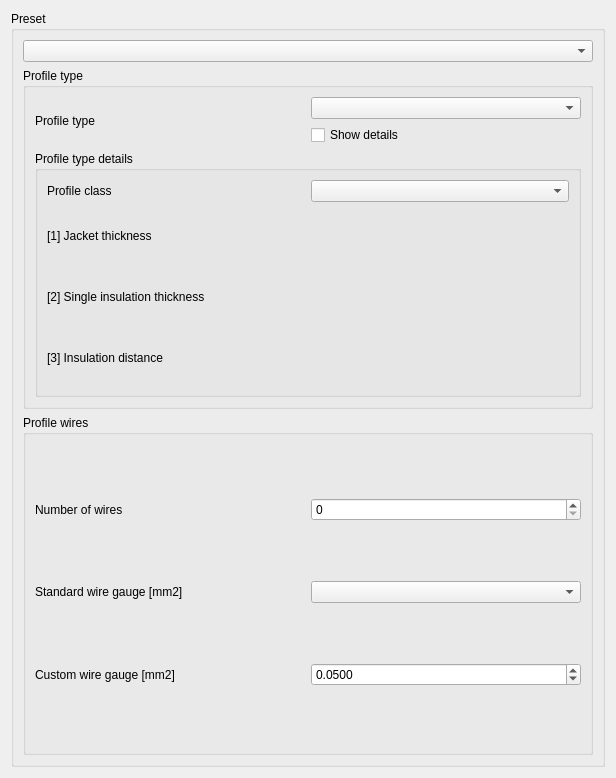
Before: the Qt Designer form freecad/cables/resources/ui/profile.ui in sargo-devel/Cables, drawn with Qt 5.
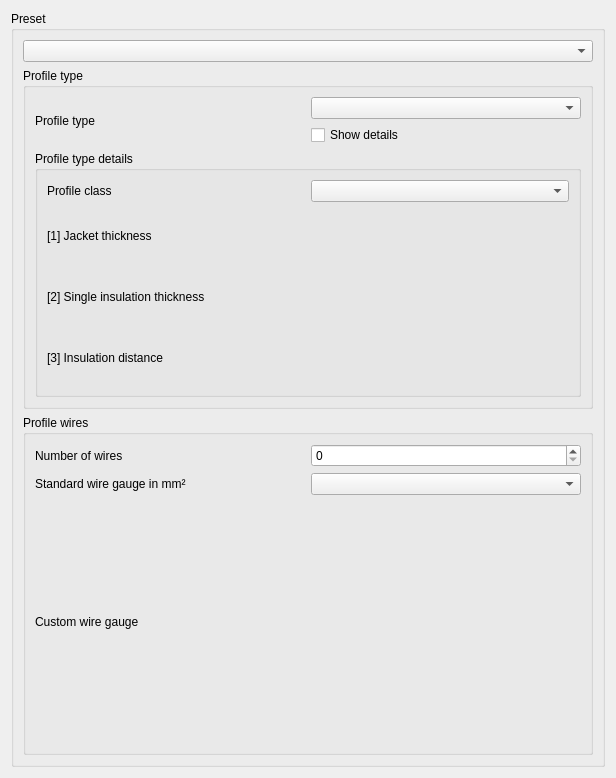
After: the same form once the commit is applied. Custom widgets are drawn as their Qt base class.

Commit message: cableProfile: updated UI Task Panel with mm^2 units

Patch:
```diff
--- a/freecad/cables/resources/ui/profile.ui
+++ b/freecad/cables/resources/ui/profile.ui
@@ -49,7 +49,7 @@
            <item>
             <widget class="QLabel" name="label_3">
              <property name="text">
-              <string>Standard wire gauge [mm2]</string>
+              <string>Standard wire gauge in mm²</string>
              </property>
             </widget>
            </item>
@@ -67,28 +67,28 @@
            <item>
             <widget class="QLabel" name="labelCustomWireGauge">
              <property name="text">
-              <string>Custom wire gauge [mm2]</string>
+              <string>Custom wire gauge</string>
              </property>
             </widget>
            </item>
            <item>
-            <widget class="QDoubleSpinBox" name="customWireGauge">
+            <widget class="Gui::QuantitySpinBox" name="customWireGauge" native="true">
              <property name="toolTip">
               <string>Custom wire cross-sectional area</string>
              </property>
-             <property name="decimals">
+             <property name="decimals" stdset="0">
               <number>4</number>
              </property>
-             <property name="minimum">
-              <double>0.000000000000000</double>
+             <property name="minimum" stdset="0">
+              <double>0.000100000000000</double>
              </property>
-             <property name="maximum">
+             <property name="maximum" stdset="0">
               <double>500.000000000000000</double>
              </property>
-             <property name="singleStep">
+             <property name="singleStep" stdset="0">
               <double>0.050000000000000</double>
              </property>
-             <property name="value">
+             <property name="value" stdset="0">
               <double>0.050000000000000</double>
              </property>
             </widget>
```
The commit also changes 1 other file.
